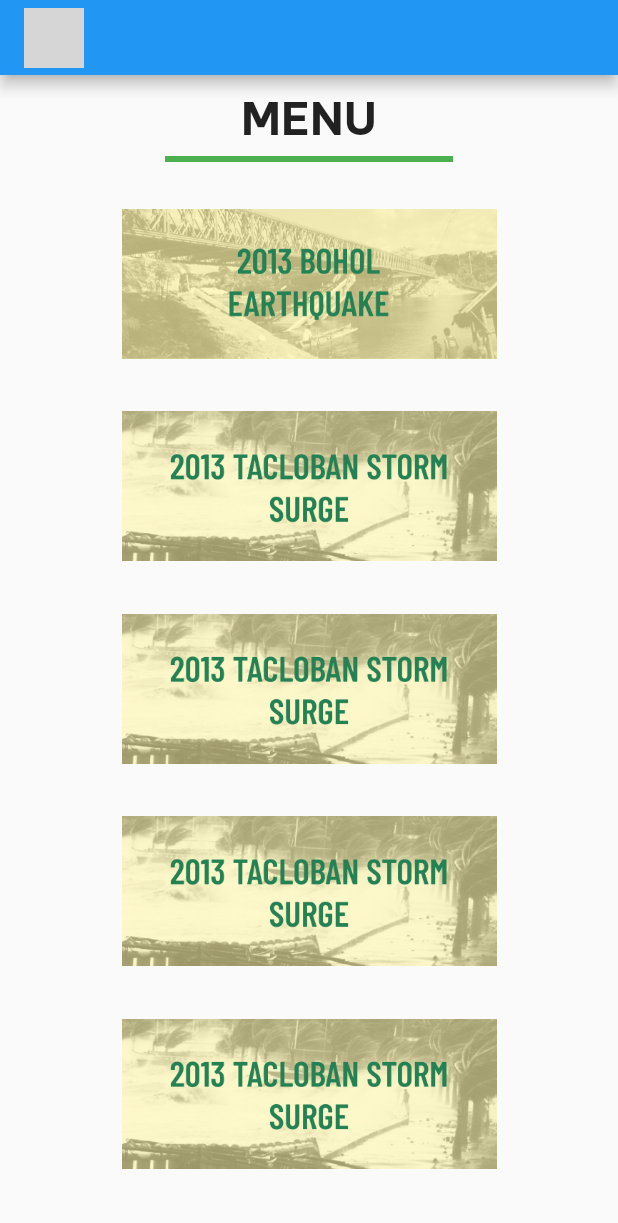
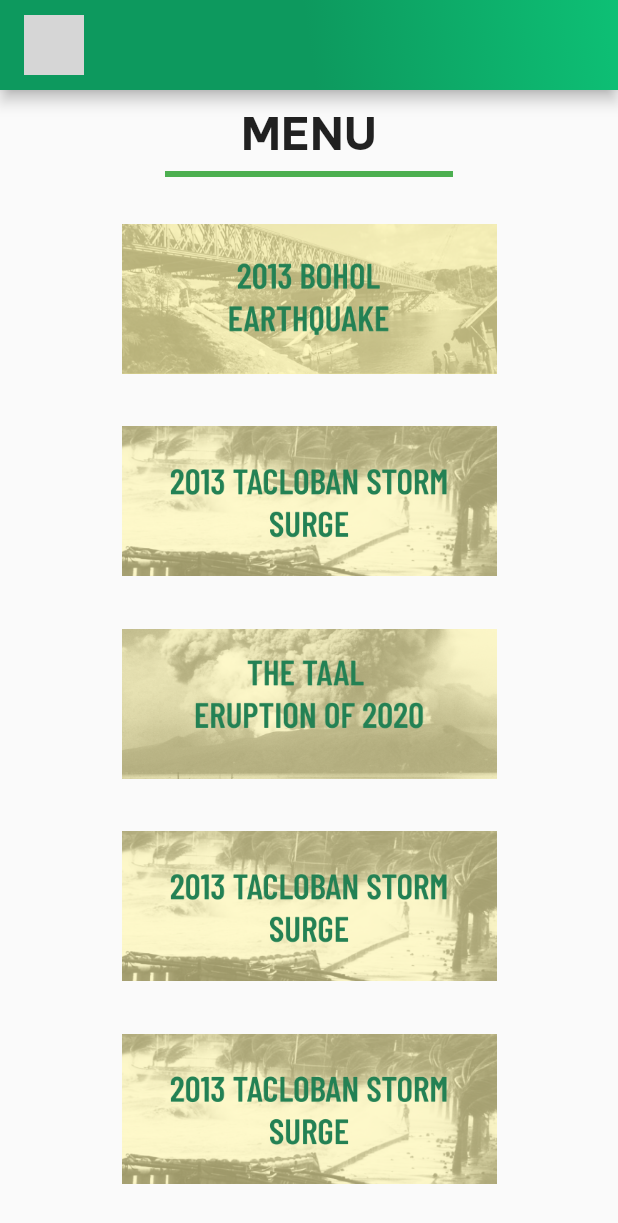
Before and after one commit to Flow012/app-dev, a Flutter app: the screen it shows after launch, after a tap on "CLICK TO VIEW", on a phone screen of 412 x 824 dp. Shown: the top 1223 px of the screen. Run offline on Flutter 3.47's test engine with Material 2 defaults, Android fonts, the light colour scheme and no system bars; grey boxes are pictures that could not be loaded.

Commit message:
app bar color changed

```diff
--- a/lib/screens/MenuScreen.dart
+++ b/lib/screens/MenuScreen.dart
@@ -8,13 +8,33 @@ class Menu extends StatelessWidget {
   Widget build(BuildContext context) {
     return MaterialApp(
       home: Scaffold(
+
+        //APP BAR HEADER
+
         appBar:AppBar(
         title: Image.asset("img/LOGO 1.png",
         fit: BoxFit.contain,
           height: 40,
         ),
-          toolbarHeight: 50,
+          toolbarHeight: 60,
+          flexibleSpace: Container(
+            decoration: const BoxDecoration(
+              gradient: LinearGradient(
+                  colors: [
+                  Color(0xff0D995E),
+                  Color(0xff0DC075)
+                  ],
+                stops: [
+                  0.5,
+                  1
+                ],
+                begin: Alignment.bottomLeft,
+                end: Alignment.topRight
+              )
+            )
+          ),
         ),
+        //body CONTENTS
         body: Column(
           children: [
             Container(
@@ -27,6 +47,8 @@ class Menu extends StatelessWidget {
               ),
               margin: const EdgeInsets.only(top: 10),
             ),
+
+
             const Divider(
               height: 16,
               thickness: 4,
@@ -34,6 +56,8 @@ class Menu extends StatelessWidget {
               indent: 110,
               color: Colors.green,
             ),
+
+            //BOHOL EARTHQUAKE (1)
             Container(
               child: InkWell(
                 splashColor: Colors.green,
@@ -47,8 +71,46 @@ class Menu extends StatelessWidget {
                   width: 250,
                 ),
               ),
-              padding: EdgeInsets.symmetric(horizontal: 30),
-              margin: EdgeInsets.symmetric(vertical: 25),
+              padding: const EdgeInsets.symmetric(horizontal: 30),
+              margin: const EdgeInsets.symmetric(vertical: 25),
+            ),
+
+            //TACLOBAN STORM SURGE (2)
+
+            Container(
+              child: InkWell(
+                splashColor: Colors.green,
+                onTap: () {},
+                child: Ink.image(
+                  image: const AssetImage(
+                    'img/2TS.png',
+                  ),
+                  fit: BoxFit.cover,
+                  height: 100,
+                  width: 250,
+                ),
+              ),
+              padding: const EdgeInsets.symmetric(horizontal: 30),
+              margin: const EdgeInsets.symmetric(vertical: 10),
+            ),
+
+            //TAAL VOLCANO ERRUPTION (3)
+
+            Container(
+              child: InkWell(
+                splashColor: Colors.green,
+                onTap: () {},
+                child: Ink.image(
+                  image: const AssetImage(
+                    'img/3TAAL.png',
+                  ),
+                  fit: BoxFit.cover,
+                  height: 100,
+                  width: 250,
+                ),
+              ),
+              padding: const EdgeInsets.symmetric(horizontal: 30),
+              margin: const EdgeInsets.symmetric(vertical: 25),
             ),
 
             Container(
@@ -64,8 +126,8 @@ class Menu extends StatelessWidget {
                   width: 250,
                 ),
               ),
-              padding: EdgeInsets.symmetric(horizontal: 30),
-              margin: EdgeInsets.symmetric(vertical: 10),
+              padding: const EdgeInsets.symmetric(horizontal: 30),
+              margin: const EdgeInsets.symmetric(vertical: 10),
             ),
 
             Container(
@@ -81,44 +143,9 @@ class Menu extends StatelessWidget {
                   width: 250,
                 ),
               ),
-              padding: EdgeInsets.symmetric(horizontal: 30),
-              margin: EdgeInsets.symmetric(vertical: 25),
+              padding: const EdgeInsets.symmetric(horizontal: 30),
+              margin: const EdgeInsets.symmetric(vertical: 25),
             ),
-
-            Container(
-              child: InkWell(
-                splashColor: Colors.green,
-                onTap: () {},
-                child: Ink.image(
-                  image: const AssetImage(
-                    'img/2TS.png',
-                  ),
-                  fit: BoxFit.cover,
-                  height: 100,
-                  width: 250,
-                ),
-              ),
-              padding: EdgeInsets.symmetric(horizontal: 30),
-              margin: EdgeInsets.symmetric(vertical: 10),
-            ),
-
-            Container(
-              child: InkWell(
-                splashColor: Colors.green,
-                onTap: () {},
-                child: Ink.image(
-                  image: const AssetImage(
-                    'img/2TS.png',
-                  ),
-                  fit: BoxFit.cover,
-                  height: 100,
-                  width: 250,
-                ),
-              ),
-              padding: EdgeInsets.symmetric(horizontal: 30),
-              margin: EdgeInsets.symmetric(vertical: 25),
-            ),
-
           ],
         ),
       ),
```
